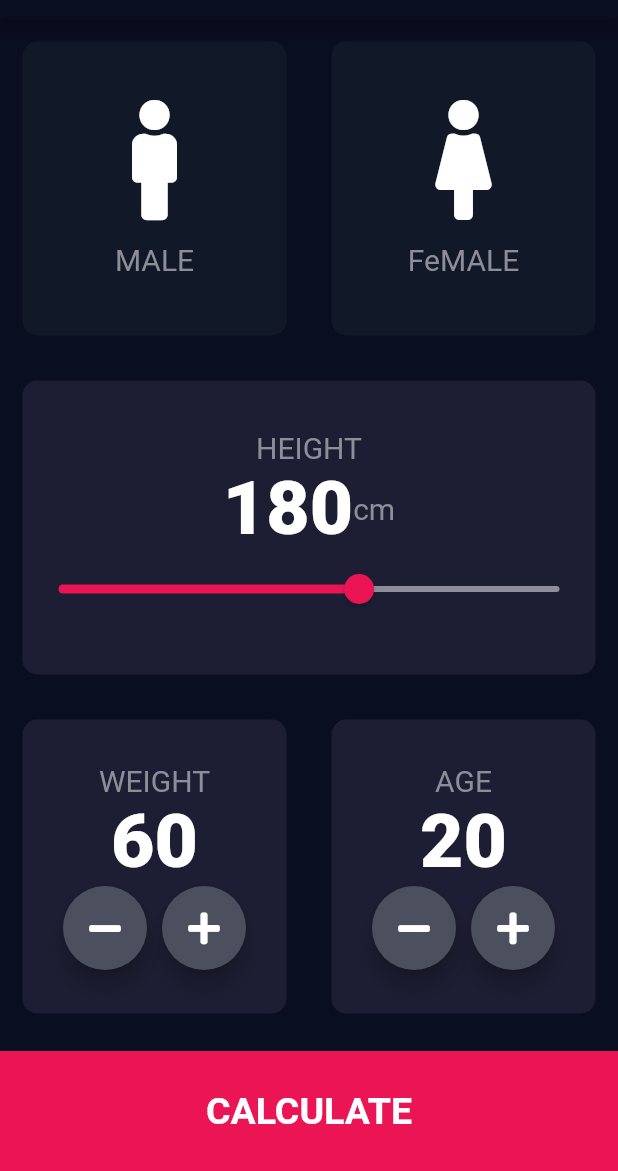
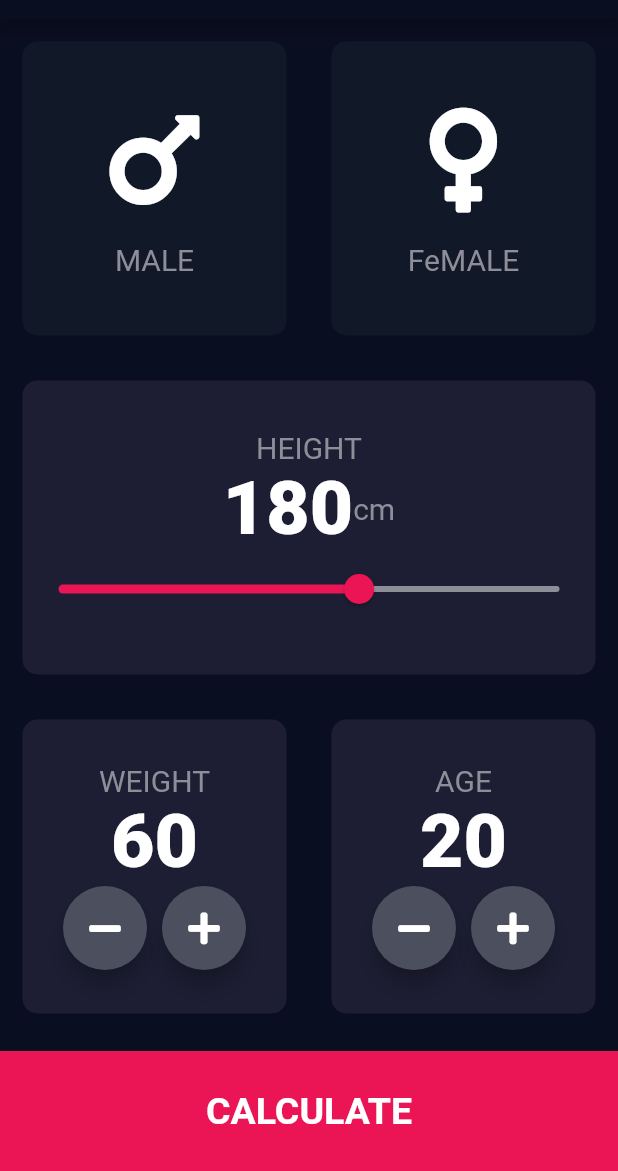
Before and after one commit to I-am-Zain/bmi_calculator_flutter, a Flutter app: the screen it shows after launch, on a phone screen of 412 x 824 dp, the part 65-1236 px from its top. Run offline on Flutter 3.47's test engine with Material 2 defaults, Android fonts, the phone set to English and light mode, and no system bars; our stand-ins replace font_awesome_flutter.

Commit message:
changing Icons male,female to Mars,venus.

```diff
--- a/lib/inputPage.dart
+++ b/lib/inputPage.dart
@@ -47,7 +47,7 @@ class _InputPageState extends State<InputPage> {
                         ? activeColor
                         : deActiveColor,
                     cardWidget: RepeatIconAndText(
-                      iconData: FontAwesomeIcons.male,
+                      iconData: FontAwesomeIcons.mars,
                       label: 'MALE',
                     ),
                   ),
@@ -63,7 +63,7 @@ class _InputPageState extends State<InputPage> {
                         ? activeColor
                         : deActiveColor,
                     cardWidget: RepeatIconAndText(
-                      iconData: FontAwesomeIcons.female,
+                      iconData: FontAwesomeIcons.venus,
                       label: 'FeMALE',
                     ),
                   ),
```
